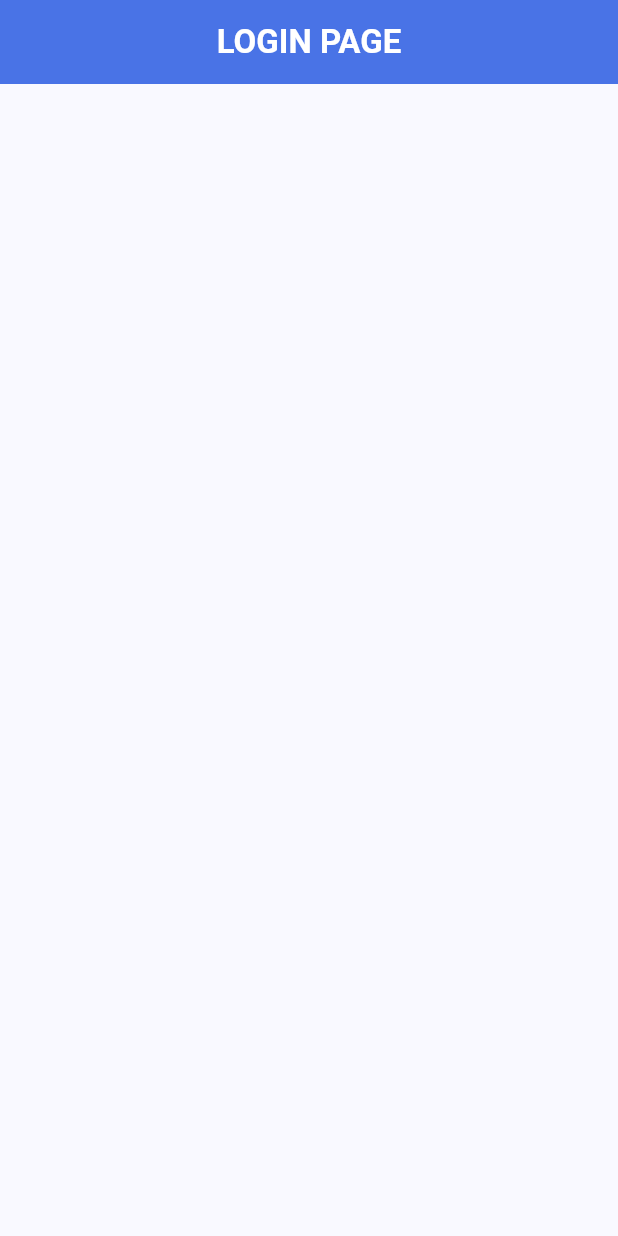
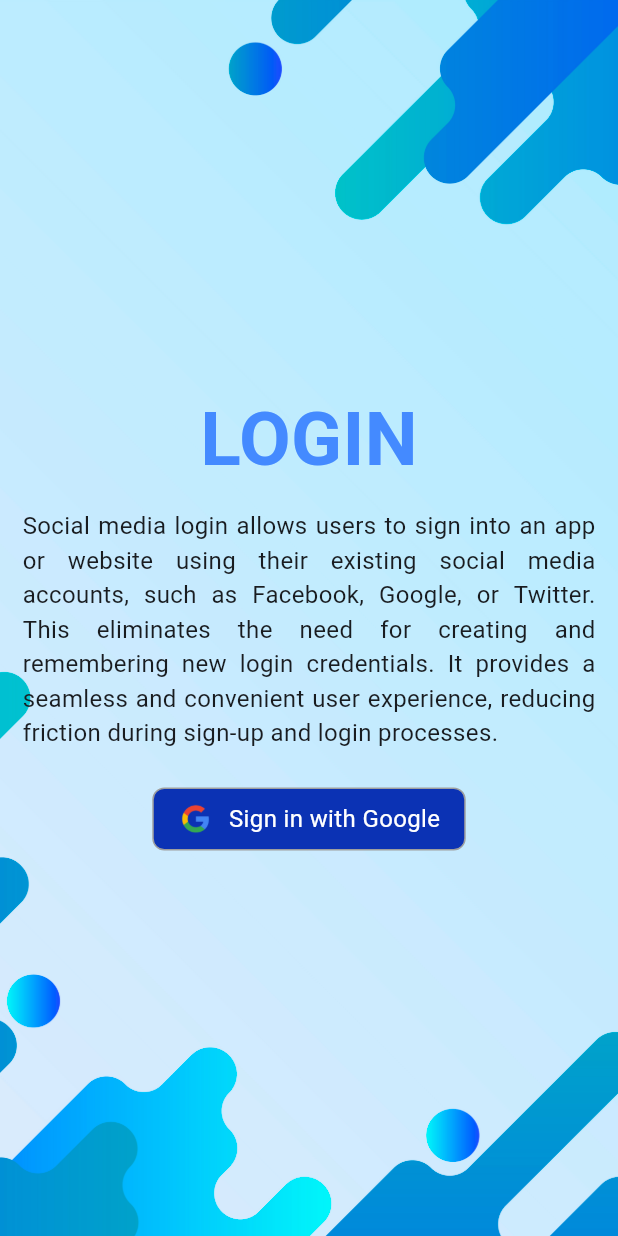
Before and after one commit to DinuS0322/getx_product_assignment, a Flutter app: the screen it shows after launch, after a tap on "Continue", on a phone screen of 412 x 824 dp. Run offline on Flutter 3.47's test engine with Material 3 defaults, Android fonts, the phone set to English and light mode, and no system bars; our stand-ins replace firebase_auth, firebase_core, firebase_database, get, google_sign_in, hive and 1 more; accounts and stored records are empty.

Commit message:
set on login in firebase google auth and login fixed

```diff
--- a/lib/loginpage.dart
+++ b/lib/loginpage.dart
@@ -1,6 +1,11 @@
 // ignore_for_file: prefer_const_constructors
 
+import 'package:firebase_auth/firebase_auth.dart';
 import 'package:flutter/material.dart';
+import 'package:get/get.dart';
+import 'package:getx/dashboard.dart';
+import 'package:google_sign_in/google_sign_in.dart';
+import 'package:hive/hive.dart';
 
 class loginpage extends StatefulWidget {
   const loginpage({super.key});
@@ -10,18 +15,113 @@ class loginpage extends StatefulWidget {
 }
 
 class _loginpageState extends State<loginpage> {
+  final FirebaseAuth _auth = FirebaseAuth.instance;
+  User? _user;
+  String? email;
+  String? displayName;
+  String? photoURL;
+
+  Future<void> _signInWithGoogle() async {
+    try {
+      final GoogleSignInAccount? googleUser = await GoogleSignIn().signIn();
+      if (googleUser == null) {
+        return;
+      }
+      final GoogleSignInAuthentication googleAuth =
+          await googleUser.authentication;
+      final OAuthCredential credential = GoogleAuthProvider.credential(
+        accessToken: googleAuth.accessToken,
+        idToken: googleAuth.idToken,
+      );
+      UserCredential userCredential =
+          await _auth.signInWithCredential(credential);
+
+      setState(() {
+        _user = userCredential.user;
+        email = _user!.email;
+        displayName = _user!.displayName;
+        photoURL = _user!.photoURL;
+        var box = Hive.box('myBox');
+        box.put('email', email);
+        box.put('displayName', displayName);
+        box.put('photoURL', photoURL);
+        Get.to(dashboard());
+      });
+    } catch (e) {
+      print(e);
+    }
+  }
+
   @override
   Widget build(BuildContext context) {
     return Scaffold(
-       appBar: AppBar(
-        automaticallyImplyLeading: false,
-        title: Text(
-          'Login Page'.toUpperCase(),
-          style: TextStyle(color: Colors.white, fontWeight: FontWeight.bold),
+      body: Container(
+        decoration: BoxDecoration(
+          image: DecorationImage(
+            image: AssetImage('assets/loginbg.jpg'),
+            fit: BoxFit.cover,
+          ),
         ),
-        centerTitle: true,
-        backgroundColor: Color.fromARGB(255, 73, 115, 230),
-      )
+        child: Center(
+          child: SingleChildScrollView(
+            child: Column(
+              children: [
+                Container(
+                  margin: EdgeInsets.only(bottom: 10),
+                  child: Text(
+                    'Login'.toUpperCase(),
+                    style: TextStyle(
+                        fontSize: 50,
+                        fontWeight: FontWeight.bold,
+                        color: Colors.blueAccent),
+                  ),
+                ),
+                Container(
+                  margin: EdgeInsets.only(bottom: 25),
+                  child: Padding(
+                    padding: const EdgeInsets.only(left: 15, right: 15),
+                    child: Text(
+                      'Social media login allows users to sign into an app or website using their existing social media accounts, such as Facebook, Google, or Twitter. This eliminates the need for creating and remembering new login credentials. It provides a seamless and convenient user experience, reducing friction during sign-up and login processes.',
+                      textAlign: TextAlign.justify,
+                      style: TextStyle(fontSize: 16),
+                    ),
+                  ),
+                ),
+                GestureDetector(
+                  onTap: () {
+                    _signInWithGoogle();
+                  },
+                  child: Container(
+                    padding: EdgeInsets.symmetric(horizontal: 16, vertical: 8),
+                    decoration: BoxDecoration(
+                      color: Color.fromARGB(255, 11, 50, 180),
+                      borderRadius: BorderRadius.circular(8),
+                      border: Border.all(color: Colors.grey),
+                    ),
+                    child: Row(
+                      mainAxisSize: MainAxisSize.min,
+                      children: [
+                        Image.asset(
+                          'assets/google_logo.png',
+                          height: 24,
+                          width: 24,
+                        ),
+                        SizedBox(width: 10),
+                        Text(
+                          'Sign in with Google',
+                          style: TextStyle(
+                              fontSize: 16,
+                              color: const Color.fromARGB(255, 255, 255, 255)),
+                        ),
+                      ],
+                    ),
+                  ),
+                )
+              ],
+            ),
+          ),
+        ),
+      ),
     );
   }
 }
--- a/lib/main.dart
+++ b/lib/main.dart
@@ -1,8 +1,26 @@
+import 'package:firebase_core/firebase_core.dart';
+import 'package:firebase_database/firebase_database.dart';
 import 'package:flutter/material.dart';
 import 'package:get/get.dart';
 import 'package:getx/homepage.dart';
+import 'package:hive/hive.dart';
+import 'package:hive_flutter/adapters.dart';
 
-void main() {
+Future<void> main() async {
+  WidgetsFlutterBinding.ensureInitialized();
+  await Firebase.initializeApp(
+    options: FirebaseOptions(
+      apiKey: 'AIzaSyAGAa_AuLpDCWjXyXm8_mPndgafkSF2Lsc',
+      appId: '1:624837942326:android:50a88470d219ee5bc64c97',
+      messagingSenderId: '624837942326',
+      projectId: 'products-getx',
+      storageBucket: 'products-getx.appspot.com',
+    )
+  );
+    await Hive.initFlutter();
+  await Hive.openBox('mybox');
+  var box = Hive.box('myBox');
+  FirebaseDatabase.instance.reference();
   runApp(const MyApp());
 }
 
@@ -14,7 +32,8 @@ class MyApp extends StatelessWidget {
       debugShowCheckedModeBanner: false,
       title: 'Getx assignment',
       theme: ThemeData(
-        colorScheme: ColorScheme.fromSeed(seedColor: Color.fromARGB(255, 3, 73, 138)),
+        colorScheme:
+            ColorScheme.fromSeed(seedColor: Color.fromARGB(255, 3, 73, 138)),
         useMaterial3: true,
       ),
       home: const homepage(),
--- a/pubspec.yaml
+++ b/pubspec.yaml
@@ -37,6 +37,12 @@ dependencies:
   cupertino_icons: ^1.0.2
   get:
   icons_launcher:
+  firebase_database:
+  firebase_core:
+  firebase_auth:
+  google_sign_in: ^6.2.1
+  hive:
+  hive_flutter: ^1.0.0
 
 dev_dependencies:
   flutter_test:
```
Also changed, not shown: lib/dashboard.dart (+8 -17 lines), assets/google_logo.png (added), assets/loginbg.jpg (added), pubspec.lock, 7 other files.
